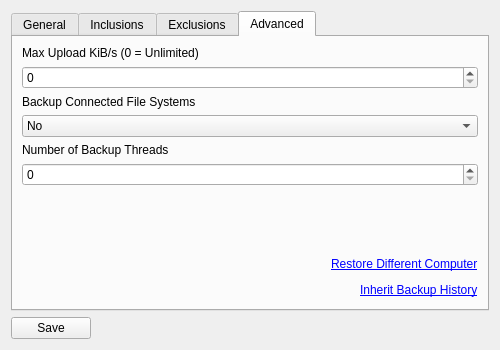
First picture: the form in client/src/blobbackup/ui/settingsdialog.ui, repository Blobbackup/Blobbackup, before the edit.
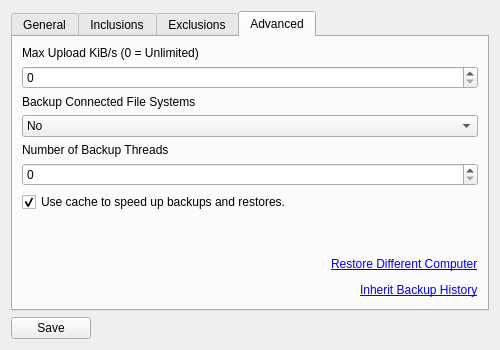
Second picture: the form after the edit. The open tabs and pages were chosen to show the change.

Commit message: Add use_cache checkbox to settings

Diff of the .ui file:
```diff
--- a/client/src/blobbackup/ui/settingsdialog.ui
+++ b/client/src/blobbackup/ui/settingsdialog.ui
@@ -323,6 +323,20 @@
          </property>
         </widget>
        </item>
+       <item>
+        <layout class="QHBoxLayout" name="horizontalLayout_7">
+         <item>
+          <widget class="QCheckBox" name="use_cache_checkbox">
+           <property name="text">
+            <string>Use cache to speed up backups and restores.</string>
+           </property>
+           <property name="checked">
+            <bool>true</bool>
+           </property>
+          </widget>
+         </item>
+        </layout>
+       </item>
        <item>
         <spacer name="verticalSpacer_4">
          <property name="orientation">
```
The commit also changes 3 other files.
